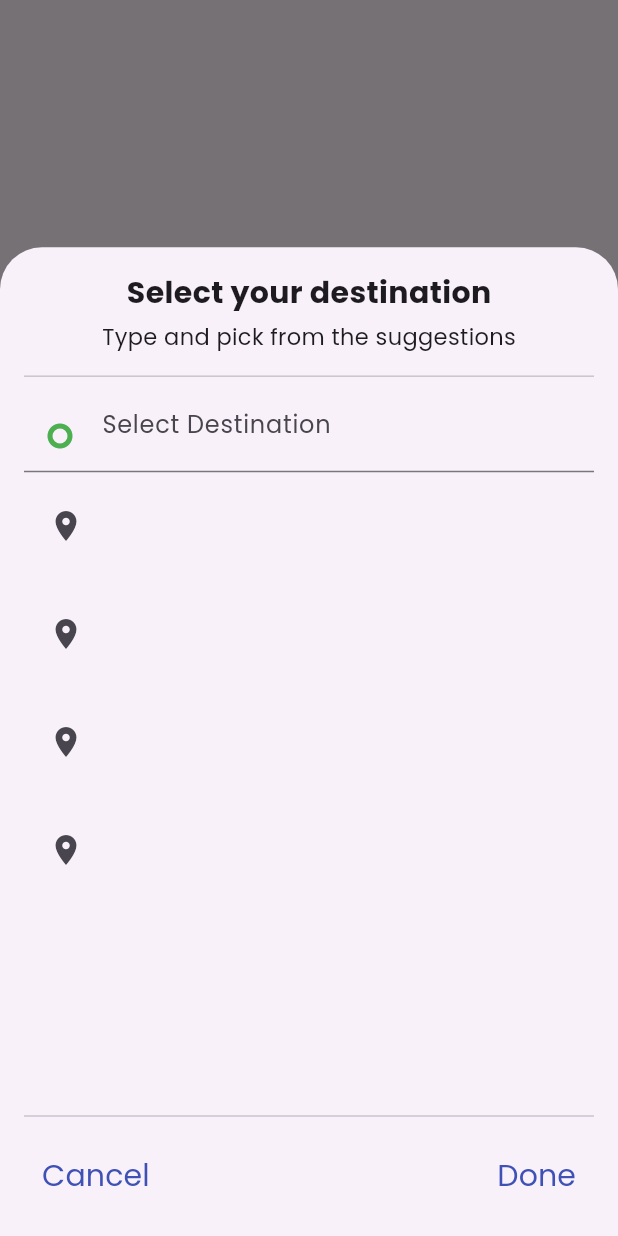
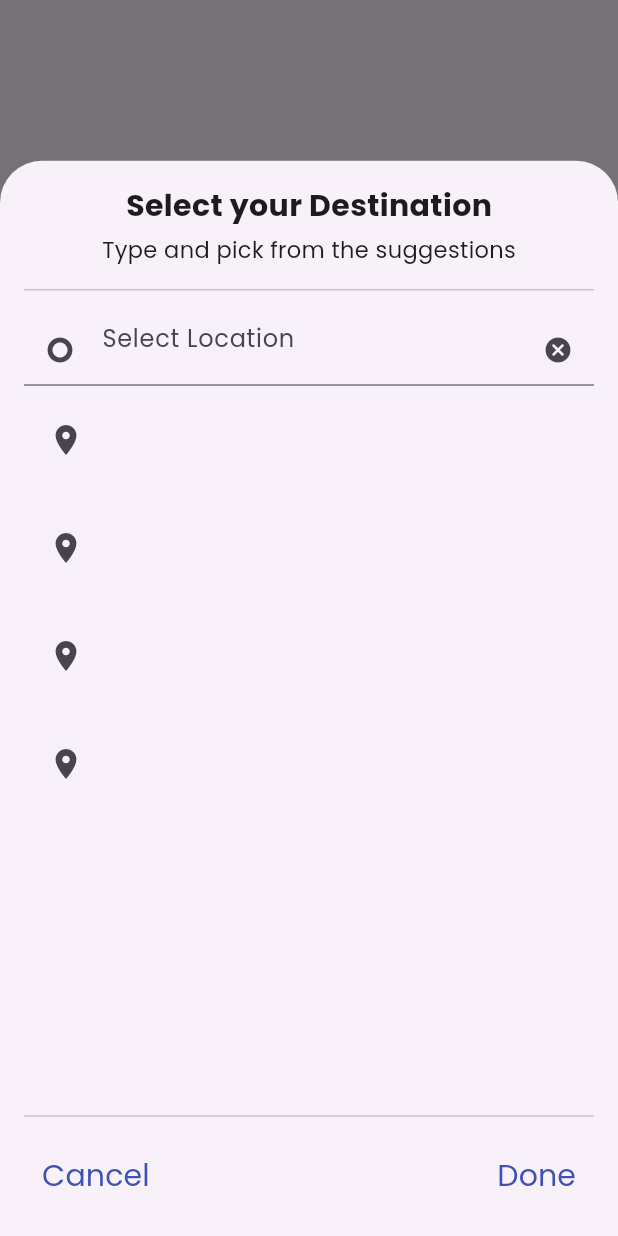
Before and after one commit to Peplinn/owa, a Flutter app: the screen it shows after launch, after a tap on "Destination", on a phone screen of 412 x 824 dp. Run offline on Flutter 3.47's test engine with Material 3 defaults, Android fonts, the light colour scheme and no system bars; our stand-ins replace flutter_native_splash, geolocator, google_maps_flutter, location; missing offline and left inert: flutter_polyline_points; statements that could not run were skipped.

Commit message:
Implemented TextField Controller; Concluded ModalSheet functionality.
PENDING:
Add bus routes & bus stops LatLngs to application;
Add functionality to "Find Bus" button;
Create Bus selection page;

```diff
--- a/lib/pages/map_page.dart
+++ b/lib/pages/map_page.dart
@@ -13,6 +13,19 @@ import 'package:owa/consts.dart';
 //import 'package:get/get.dart';
 import 'package:location/location.dart';
 
+bool firstButton = true;
+final _originInputController = TextEditingController();
+final _destinationInputController = TextEditingController();
+
+// final List<LatLng> directions;
+// final List<AddressSuggestion> searchResultsLocation;
+
+@override
+void dispose() {
+  _originInputController.dispose();
+  _destinationInputController.dispose();
+}
+
 class MapPage extends StatefulWidget {
   const MapPage({super.key});
 
@@ -27,6 +40,8 @@ class _MapPageState extends State<MapPage> {
     target: LatLng(6.605874, 3.349149), // COORDINATES FOR IKEJA LAGOS
     zoom: 13,
   );
+
+
 
   final Completer<GoogleMapController> _mapController =
       Completer<GoogleMapController>();
@@ -107,8 +122,8 @@ class _MapPageState extends State<MapPage> {
             //_currentP = LatLng(currentLocation.latitude!, currentLocation.longitude!);
             //_cameraToPosition(_currentP!)
             getUserCurrentLocation().then((value) {
-              print("My Current Location");
-              print(value.latitude.toString() + " " + value.longitude.toString());
+              // print("My Current Location");
+              // print(value.latitude.toString() + " " + value.longitude.toString());
               _cameraToPosition(LatLng(value.latitude, value.longitude));
             })
           },
@@ -223,14 +238,19 @@ class _MapPageState extends State<MapPage> {
                                         borderRadius: BorderRadius.circular(24.0),
                                       ),
                                     ),
-                                    onPressed: () => {},
+                                    onPressed: () => {
+                                      firstButton = true,
+                                      showLocationInput(context),
+                                    },
                                     icon: Icon(
 
                                       Icons.trip_origin,
                                       color: Colors.indigo,
                                       size: MediaQuery.of(context).size.width * 0.05,
                                     ),
-                                    label: Text('Current Location',),
+                                    label: Text(
+                                      _originInputController.text == "" ? 'Origin' : "${_originInputController.text}",
+                                    ),
                                   ),
                                 ),
                               ),
@@ -266,6 +286,7 @@ class _MapPageState extends State<MapPage> {
                                       ),
                                     ),
                                     onPressed: () {
+                                      firstButton = false;
                                       showLocationInput(context);
                                     },
                                     // => Navigator.push(
@@ -279,7 +300,10 @@ class _MapPageState extends State<MapPage> {
                                       size: MediaQuery.of(context).size.width * 0.05,
                                       color: Colors.green,
                                     ),
-                                    label: Text('Destination',),
+                                    label: Text(
+
+                                      _destinationInputController.text == "" ? 'Destination' : "${_destinationInputController.text}",
+                                      ),
                                   ),
                                 ),
                               ),
@@ -625,7 +649,7 @@ class _LocationInputContainerState extends State<LocationInputContainer> {
   @override
   Widget build(BuildContext context) {
     return Container(
-        height: MediaQuery.of(context).size.height * 0.8,
+        height: MediaQuery.of(context).size.height * 0.87,
           padding: const EdgeInsets.all(16.0),
           decoration: BoxDecoration(
             borderRadius: const BorderRadius.vertical(
@@ -637,8 +661,9 @@ class _LocationInputContainerState extends State<LocationInputContainer> {
           top: false,
           child: Column(
             children: [
+
               Text(
-                'Select your destination',
+                firstButton ? 'Select your Origin' : 'Select your Destination',
                 style: TextStyle(
                   fontWeight: FontWeight.bold,
                   fontSize: 20,
@@ -699,14 +724,22 @@ class _LocationInputContainerState extends State<LocationInputContainer> {
                         // ),
                         TextFormField(
                           //controller: dropOffAddressController,
+                          controller: firstButton ? _originInputController : _destinationInputController,
                           decoration: const InputDecoration(
                             isDense: true,
-                            hintText: 'Select Destination',
-                            prefixIcon: Icon(Icons.trip_origin,
+                            hintText: "Select Location",
+                            // hintText: firstButton ? "Select Origin" : "Select Destination",
+                            prefixIcon: Icon(
+                              Icons.trip_origin,
                               size: 20,
                               //size: MediaQuery.of(context).size.width * 0.05,
-                              color: Colors.green,
+                              // color: firstButton ? Colors.green,
                             ),
+
+                            suffixIcon: Icon(
+                              Icons.cancel_rounded,
+                              size: 20,
+                            )
                           ),
                           onChanged: (String value) {
                             // TODO: DEBOUNCE
```
